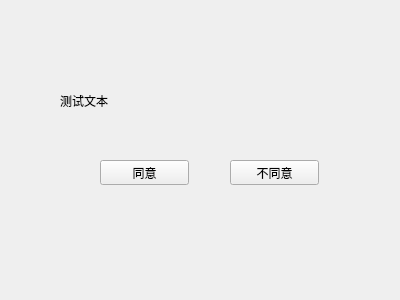
This is client/ui/video_config.ui in TT2TER/Echoplex as Qt 5 draws it before an edit. The edited form follows.
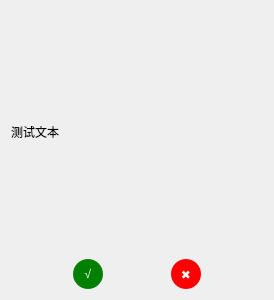
This is the edited form. Custom widgets are drawn as their Qt base class.

The edit to the form file:
```diff
--- a/client/ui/video_config.ui
+++ b/client/ui/video_config.ui
@@ -6,53 +6,114 @@
    <rect>
     <x>0</x>
     <y>0</y>
-    <width>400</width>
+    <width>274</width>
     <height>300</height>
    </rect>
   </property>
   <property name="windowTitle">
    <string>Form</string>
   </property>
-  <widget class="QPushButton" name="yes">
-   <property name="geometry">
-    <rect>
-     <x>100</x>
-     <y>160</y>
-     <width>89</width>
-     <height>25</height>
-    </rect>
-   </property>
-   <property name="text">
-    <string>同意</string>
-   </property>
-  </widget>
-  <widget class="QPushButton" name="no">
-   <property name="geometry">
-    <rect>
-     <x>230</x>
-     <y>160</y>
-     <width>89</width>
-     <height>25</height>
-    </rect>
-   </property>
-   <property name="text">
-    <string>不同意</string>
-   </property>
-  </widget>
-  <widget class="QLabel" name="info">
-   <property name="geometry">
-    <rect>
-     <x>60</x>
-     <y>40</y>
-     <width>321</width>
-     <height>121</height>
-    </rect>
-   </property>
-   <property name="text">
-    <string>测试文本</string>
-   </property>
-  </widget>
+  <layout class="QVBoxLayout" name="verticalLayout">
+   <item>
+    <widget class="QLabel" name="info">
+     <property name="text">
+      <string>测试文本</string>
+     </property>
+    </widget>
+   </item>
+   <item>
+    <layout class="QHBoxLayout" name="horizontalLayout">
+     <item>
+      <spacer name="horizontalSpacer_2">
+       <property name="orientation">
+        <enum>Qt::Horizontal</enum>
+       </property>
+       <property name="sizeHint" stdset="0">
+        <size>
+         <width>40</width>
+         <height>20</height>
+        </size>
+       </property>
+      </spacer>
+     </item>
+     <item>
+      <widget class="PushButton" name="yes">
+       <property name="minimumSize">
+        <size>
+         <width>30</width>
+         <height>30</height>
+        </size>
+       </property>
+       <property name="styleSheet">
+        <string notr="true">QPushButton{
+	border-radius: 15px;
+	background-color: green;
+	color: white;
+	font: 75 16pt &quot;Arial&quot;;
+}</string>
+       </property>
+       <property name="text">
+        <string>√</string>
+       </property>
+      </widget>
+     </item>
+     <item>
+      <spacer name="horizontalSpacer">
+       <property name="orientation">
+        <enum>Qt::Horizontal</enum>
+       </property>
+       <property name="sizeHint" stdset="0">
+        <size>
+         <width>40</width>
+         <height>20</height>
+        </size>
+       </property>
+      </spacer>
+     </item>
+     <item>
+      <widget class="PushButton" name="no">
+       <property name="minimumSize">
+        <size>
+         <width>30</width>
+         <height>30</height>
+        </size>
+       </property>
+       <property name="styleSheet">
+        <string notr="true">QPushButton{
+	border-radius: 15px;
+	background-color: red;
+	color: white;
+}</string>
+       </property>
+       <property name="text">
+        <string>✖</string>
+       </property>
+      </widget>
+     </item>
+     <item>
+      <spacer name="horizontalSpacer_3">
+       <property name="orientation">
+        <enum>Qt::Horizontal</enum>
+       </property>
+       <property name="sizeHint" stdset="0">
+        <size>
+         <width>40</width>
+         <height>20</height>
+        </size>
+       </property>
+      </spacer>
+     </item>
+    </layout>
+   </item>
+  </layout>
  </widget>
+ <customwidgets>
+  <customwidget>
+   <class>PushButton</class>
+   <extends>QPushButton</extends>
+   <header>qfluentwidgets</header>
+  </customwidget>
+ </customwidgets>
  <resources/>
  <connections/>
 </ui>
```
